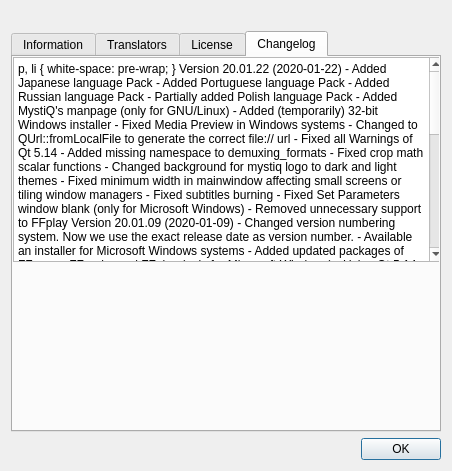
Old version of the form ui/aboutdialog.ui in the repository swl-x/MystiQ.
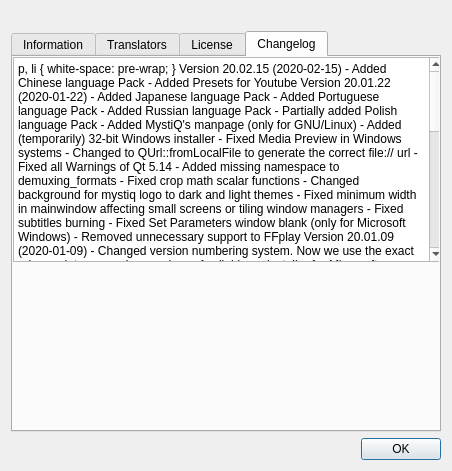
New version of the form. The open tabs and pages were chosen to show the change. Icons and pictures are not drawn.

Commit message: Added Chinese and others language Pack

Patch:
```diff
--- a/ui/aboutdialog.ui
+++ b/ui/aboutdialog.ui
@@ -260,6 +260,10 @@
 &lt;html&gt;&lt;head&gt;&lt;meta name=&quot;qrichtext&quot; content=&quot;1&quot; /&gt;&lt;style type=&quot;text/css&quot;&gt;
 p, li { white-space: pre-wrap; }
 &lt;/style&gt;&lt;/head&gt;&lt;body style=&quot; font-family:'Fira Sans'; font-size:10pt; font-weight:400; font-style:normal;&quot;&gt;
+&lt;p style=&quot; margin-top:0px; margin-bottom:0px; margin-left:0px; margin-right:0px; -qt-block-indent:0; text-indent:0px;&quot;&gt;&lt;span style=&quot; font-family:'Fira Sans'; font-weight:600;&quot;&gt;Version 20.02.15 (2020-02-15)&lt;/span&gt;&lt;/p&gt;
+&lt;p style=&quot; margin-top:0px; margin-bottom:0px; margin-left:0px; margin-right:0px; -qt-block-indent:0; text-indent:0px;&quot;&gt;&lt;span style=&quot; font-family:'Fira Sans';&quot;&gt; - Added Chinese language Pack&lt;/span&gt;&lt;/p&gt;
+&lt;p style=&quot; margin-top:0px; margin-bottom:0px; margin-left:0px; margin-right:0px; -qt-block-indent:0; text-indent:0px;&quot;&gt;&lt;span style=&quot; font-family:'Fira Sans';&quot;&gt; - Added Presets for Youtube&lt;/span&gt;&lt;/p&gt;
+&lt;p style=&quot;-qt-paragraph-type:empty; margin-top:0px; margin-bottom:0px; margin-left:0px; margin-right:0px; -qt-block-indent:0; text-indent:0px; font-family:'Fira Sans'; font-weight:600;&quot;&gt;&lt;br /&gt;&lt;/p&gt;
 &lt;p style=&quot; margin-top:0px; margin-bottom:0px; margin-left:0px; margin-right:0px; -qt-block-indent:0; text-indent:0px;&quot;&gt;&lt;span style=&quot; font-family:'Fira Sans'; font-weight:600;&quot;&gt;Version 20.01.22 (2020-01-22)&lt;/span&gt;&lt;/p&gt;
 &lt;p style=&quot; margin-top:0px; margin-bottom:0px; margin-left:0px; margin-right:0px; -qt-block-indent:0; text-indent:0px;&quot;&gt;&lt;span style=&quot; font-family:'Fira Sans';&quot;&gt; - Added Japanese language Pack&lt;/span&gt;&lt;/p&gt;
 &lt;p style=&quot; margin-top:0px; margin-bottom:0px; margin-left:0px; margin-right:0px; -qt-block-indent:0; text-indent:0px;&quot;&gt;&lt;span style=&quot; font-family:'Fira Sans';&quot;&gt; - Added Portuguese language Pack&lt;/span&gt;&lt;/p&gt;
```
The commit also changes 35 other files.
